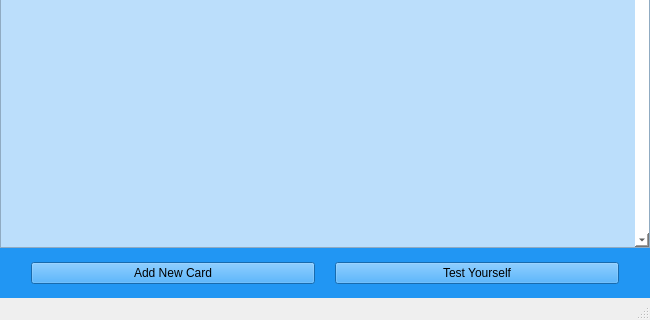
Above: Source/mainwindow.ui from duy0503/Flashcards-App-in-Qt before the change; both pictures show x 0 to 650 and y 180 to 500 of the 650 by 500 pixel window. Below: the same form after it.
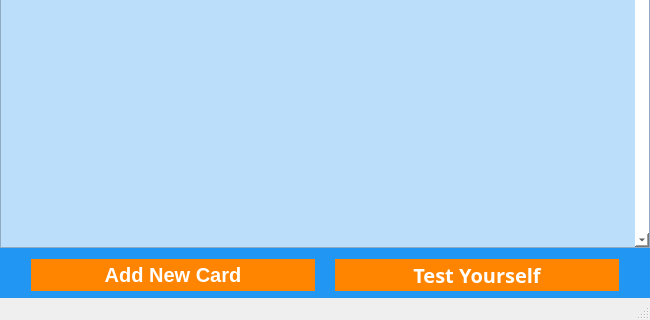
That is the form after the change.

Commit message: Changed font and color

```diff
--- a/Source/mainwindow.ui
+++ b/Source/mainwindow.ui
@@ -205,100 +205,201 @@
          </property>
          <item>
           <widget class="QPushButton" name="AddNewCardButton">
+           <property name="minimumSize">
+            <size>
+             <width>0</width>
+             <height>32</height>
+            </size>
+           </property>
            <property name="palette">
             <palette>
              <active>
+              <colorrole role="WindowText">
+               <brush brushstyle="SolidPattern">
+                <color alpha="255">
+                 <red>255</red>
+                 <green>255</green>
+                 <blue>255</blue>
+                </color>
+               </brush>
+              </colorrole>
               <colorrole role="Button">
                <brush brushstyle="SolidPattern">
                 <color alpha="255">
-                 <red>114</red>
-                 <green>243</green>
-                 <blue>33</blue>
+                 <red>255</red>
+                 <green>132</green>
+                 <blue>0</blue>
+                </color>
+               </brush>
+              </colorrole>
+              <colorrole role="Text">
+               <brush brushstyle="SolidPattern">
+                <color alpha="255">
+                 <red>255</red>
+                 <green>255</green>
+                 <blue>255</blue>
+                </color>
+               </brush>
+              </colorrole>
+              <colorrole role="ButtonText">
+               <brush brushstyle="SolidPattern">
+                <color alpha="255">
+                 <red>255</red>
+                 <green>255</green>
+                 <blue>255</blue>
                 </color>
                </brush>
               </colorrole>
               <colorrole role="Base">
                <brush brushstyle="SolidPattern">
                 <color alpha="255">
-                 <red>33</red>
-                 <green>150</green>
-                 <blue>243</blue>
+                 <red>255</red>
+                 <green>132</green>
+                 <blue>0</blue>
                 </color>
                </brush>
               </colorrole>
               <colorrole role="Window">
                <brush brushstyle="SolidPattern">
                 <color alpha="255">
-                 <red>33</red>
-                 <green>150</green>
-                 <blue>243</blue>
+                 <red>255</red>
+                 <green>132</green>
+                 <blue>0</blue>
                 </color>
                </brush>
               </colorrole>
              </active>
              <inactive>
+              <colorrole role="WindowText">
+               <brush brushstyle="SolidPattern">
+                <color alpha="255">
+                 <red>255</red>
+                 <green>255</green>
+                 <blue>255</blue>
+                </color>
+               </brush>
+              </colorrole>
               <colorrole role="Button">
                <brush brushstyle="SolidPattern">
                 <color alpha="255">
-                 <red>114</red>
-                 <green>243</green>
-                 <blue>33</blue>
+                 <red>255</red>
+                 <green>132</green>
+                 <blue>0</blue>
+                </color>
+               </brush>
+              </colorrole>
+              <colorrole role="Text">
+               <brush brushstyle="SolidPattern">
+                <color alpha="255">
+                 <red>255</red>
+                 <green>255</green>
+                 <blue>255</blue>
+                </color>
+               </brush>
+              </colorrole>
+              <colorrole role="ButtonText">
+               <brush brushstyle="SolidPattern">
+                <color alpha="255">
+                 <red>255</red>
+                 <green>255</green>
+                 <blue>255</blue>
                 </color>
                </brush>
               </colorrole>
               <colorrole role="Base">
                <brush brushstyle="SolidPattern">
                 <color alpha="255">
-                 <red>33</red>
-                 <green>150</green>
-                 <blue>243</blue>
+                 <red>255</red>
+                 <green>132</green>
+                 <blue>0</blue>
                 </color>
                </brush>
               </colorrole>
               <colorrole role="Window">
                <brush brushstyle="SolidPattern">
                 <color alpha="255">
-                 <red>33</red>
-                 <green>150</green>
-                 <blue>243</blue>
+                 <red>255</red>
+                 <green>132</green>
+                 <blue>0</blue>
                 </color>
                </brush>
               </colorrole>
              </inactive>
              <disabled>
+              <colorrole role="WindowText">
+               <brush brushstyle="SolidPattern">
+                <color alpha="255">
+                 <red>255</red>
+                 <green>255</green>
+                 <blue>255</blue>
+                </color>
+               </brush>
+              </colorrole>
               <colorrole role="Button">
                <brush brushstyle="SolidPattern">
                 <color alpha="255">
-                 <red>114</red>
-                 <green>243</green>
-                 <blue>33</blue>
+                 <red>255</red>
+                 <green>132</green>
+                 <blue>0</blue>
+                </color>
+               </brush>
+              </colorrole>
+              <colorrole role="Text">
+               <brush brushstyle="SolidPattern">
+                <color alpha="255">
+                 <red>255</red>
+                 <green>255</green>
+                 <blue>255</blue>
+                </color>
+               </brush>
+              </colorrole>
+              <colorrole role="ButtonText">
+               <brush brushstyle="SolidPattern">
+                <color alpha="255">
+                 <red>255</red>
+                 <green>255</green>
+                 <blue>255</blue>
                 </color>
                </brush>
               </colorrole>
               <colorrole role="Base">
                <brush brushstyle="SolidPattern">
                 <color alpha="255">
-                 <red>33</red>
-                 <green>150</green>
-                 <blue>243</blue>
+                 <red>255</red>
+                 <green>132</green>
+                 <blue>0</blue>
                 </color>
                </brush>
               </colorrole>
               <colorrole role="Window">
                <brush brushstyle="SolidPattern">
                 <color alpha="255">
-                 <red>33</red>
-                 <green>150</green>
-                 <blue>243</blue>
+                 <red>255</red>
+                 <green>132</green>
+                 <blue>0</blue>
                 </color>
                </brush>
               </colorrole>
              </disabled>
             </palette>
            </property>
+           <property name="font">
+            <font>
+             <pointsize>15</pointsize>
+             <weight>75</weight>
+             <bold>true</bold>
+            </font>
+           </property>
            <property name="autoFillBackground">
             <bool>false</bool>
            </property>
+           <property name="styleSheet">
+            <string notr="true">QPushButton {
+	border: none;
+	background-color: rgb(255, 132, 0);
+	color: white;
+}</string>
+           </property>
            <property name="text">
             <string>Add New Card</string>
            </property>
@@ -306,6 +407,27 @@
          </item>
          <item>
           <widget class="QPushButton" name="TestYourselfButton">
+           <property name="minimumSize">
+            <size>
+             <width>0</width>
+             <height>32</height>
+            </size>
+           </property>
+           <property name="font">
+            <font>
+             <family>Droid Sans</family>
+             <pointsize>15</pointsize>
+             <weight>75</weight>
+             <bold>true</bold>
+            </font>
+           </property>
+           <property name="styleSheet">
+            <string notr="true">QPushButton {
+	border: none;
+	background-color: rgb(255, 132, 0);
+ 	color: white;
+}</string>
+           </property>
            <property name="text">
             <string>Test Yourself</string>
            </property>
```
Left out of the diff: 18 changed lines with no effect on the pictures. The commit also changes 3 other files.
